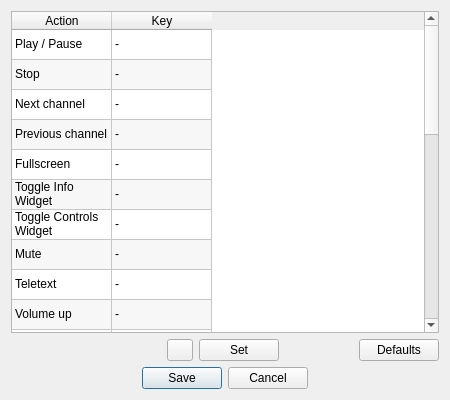
Before: the Qt Designer form src/ui/settings/SettingsDialogShortcuts.ui in ntadej/tano, drawn with Qt 5.
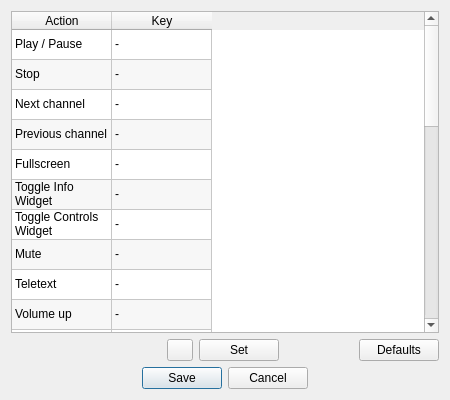
After: the same form once the commit is applied. Icons and pictures are not drawn. Custom widgets are drawn as their Qt base class.

Commit message: Add ability to take snapshots

What changed in the file:
```diff
--- a/src/ui/settings/SettingsDialogShortcuts.ui
+++ b/src/ui/settings/SettingsDialogShortcuts.ui
@@ -143,6 +143,16 @@
        <string notr="true"/>
       </property>
      </row>
+     <row>
+      <property name="text">
+       <string/>
+      </property>
+     </row>
+     <row>
+      <property name="text">
+       <string/>
+      </property>
+     </row>
      <row>
       <property name="text">
        <string notr="true"/>
@@ -449,7 +459,7 @@
      </item>
      <item row="21" column="0">
       <property name="text">
-       <string>Next audio track</string>
+       <string>Instant recording</string>
       </property>
      </item>
      <item row="21" column="1">
@@ -459,7 +469,7 @@
      </item>
      <item row="22" column="0">
       <property name="text">
-       <string>Next video track</string>
+       <string>Take snapshot</string>
       </property>
      </item>
      <item row="22" column="1">
@@ -469,7 +479,7 @@
      </item>
      <item row="23" column="0">
       <property name="text">
-       <string>Next subtitle track</string>
+       <string>Next audio track</string>
       </property>
      </item>
      <item row="23" column="1">
@@ -479,7 +489,7 @@
      </item>
      <item row="24" column="0">
       <property name="text">
-       <string>Next aspect ratio mode</string>
+       <string>Next video track</string>
       </property>
      </item>
      <item row="24" column="1">
@@ -489,7 +499,7 @@
      </item>
      <item row="25" column="0">
       <property name="text">
-       <string>Next crop mode</string>
+       <string>Next subtitle track</string>
       </property>
      </item>
      <item row="25" column="1">
@@ -499,7 +509,7 @@
      </item>
      <item row="26" column="0">
       <property name="text">
-       <string>Next deinterlace mode</string>
+       <string>Next aspect ratio mode</string>
       </property>
      </item>
      <item row="26" column="1">
@@ -507,6 +517,26 @@
        <string notr="true">-</string>
       </property>
      </item>
+     <item row="27" column="0">
+      <property name="text">
+       <string>Next crop mode</string>
+      </property>
+     </item>
+     <item row="27" column="1">
+      <property name="text">
+       <string notr="true">-</string>
+      </property>
+     </item>
+     <item row="28" column="0">
+      <property name="text">
+       <string>Next deinterlace mode</string>
+      </property>
+     </item>
+     <item row="28" column="1">
+      <property name="text">
+       <string notr="true">-</string>
+      </property>
+     </item>
     </widget>
    </item>
    <item row="1" column="0">
```
The commit also changes 30 other files.
